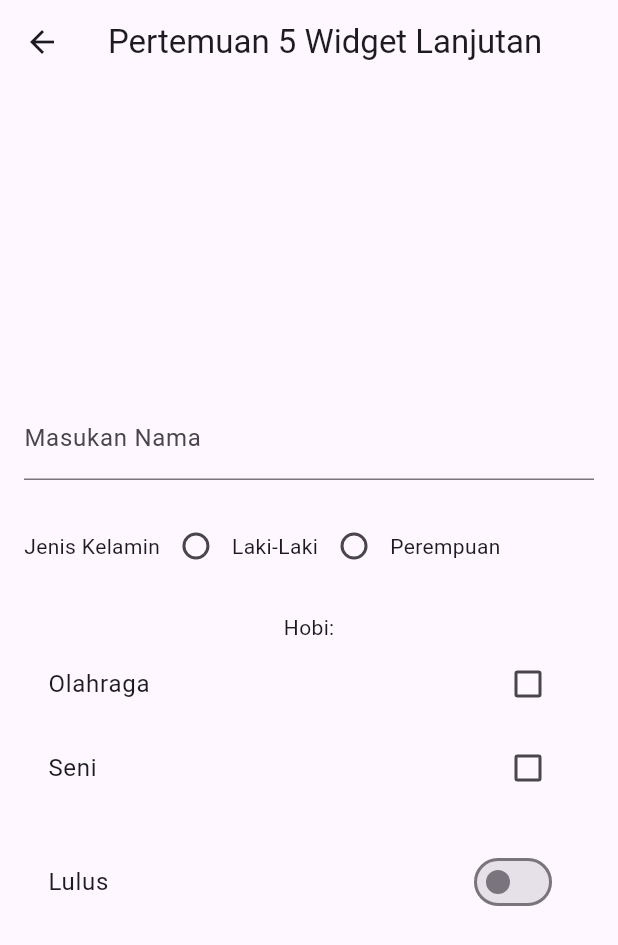
After one commit to julianskieee/wisata_mobile3, a Flutter app: the Pertemuan5 screen opened directly, on a phone screen of 412 x 824 dp. The commit adds this screen. Shown: the top 945 px of the screen. Run offline on Flutter 3.47's test engine with Material 3 defaults, Android fonts, the phone set to English and light mode, and no system bars; our stand-ins replace lottie; network calls fail.

```diff
--- /dev/null
+++ b/lib/const.dart
@@ -0,0 +1,5 @@
+import 'package:flutter/material.dart';
+
+const kButtonColor = Color(0xFF1B1B1B);
+const kBackgroundColor = Color(0xFFF0F3F5);
+const blueTextColor = Color(0xFF2B56CC);
--- /dev/null
+++ b/lib/latihanmodul/pertemuan5.dart
@@ -0,0 +1,100 @@
+import 'package:flutter/material.dart';
+
+class Pertemuan5 extends StatefulWidget {
+  const Pertemuan5({super.key});
+
+  @override
+  State<Pertemuan5> createState() => _Pertemuan5State();
+}
+
+class _Pertemuan5State extends State<Pertemuan5> {
+  bool switchValue = false;
+  String selectedRadio = '';
+  bool olahraga = false;
+  bool seni = false;
+  String nama = '';
+  TextEditingController textEditingController = TextEditingController();
+
+  @override
+  Widget build(BuildContext context) {
+    return Scaffold(
+      appBar: AppBar(
+        title: Text('Pertemuan 5 Widget Lanjutan'),
+      ),
+      body: Padding(
+        padding: EdgeInsets.all(16.0),
+        child: Column(
+          mainAxisAlignment: MainAxisAlignment.center,
+          children: [
+            TextField(
+              controller: textEditingController,
+              decoration: InputDecoration(labelText: 'Masukan Nama'),
+              onChanged: (String value) {
+                setState(() {
+                  nama = value;
+                });
+              },
+            ),
+            SizedBox(
+              height: 20,
+            ),
+            Row(
+              children: [
+                Text('Jenis Kelamin'),
+                Radio(
+                    value: 'Laki Laki',
+                    groupValue: selectedRadio,
+                    onChanged: (value) {
+                      setState(() {
+                        selectedRadio = value.toString();
+                      });
+                    }),
+                Text('Laki-Laki'),
+                Radio(
+                    value: 'Perempuan',
+                    groupValue: selectedRadio,
+                    onChanged: (value) {
+                      setState(() {
+                        selectedRadio = value.toString();
+                      });
+                    }),
+                Text('Perempuan'),
+              ],
+            ),
+            SizedBox(
+              height: 20,
+            ),
+            Text('Hobi:'),
+            CheckboxListTile(
+                title: Text('Olahraga'),
+                value: olahraga,
+                onChanged: (value) {
+                  setState(() {
+                    olahraga = value!;
+                  });
+                }),
+            CheckboxListTile(
+                title: Text('Seni'),
+                value: seni,
+                onChanged: (value) {
+                  setState(() {
+                    seni = value!;
+                  });
+                }),
+            SizedBox(
+              height: 20,
+            ),
+            SwitchListTile(
+                title: Text('Lulus'),
+                value: switchValue,
+                onChanged: (value) {
+                  setState(() {
+                    switchValue = value;
+                  });
+                })
+          ],
+        ),
+      ),
+    );
+  }
+}
--- a/lib/main.dart
+++ b/lib/main.dart
@@ -1,4 +1,6 @@
 import 'package:aslab_travel/latihanmodul/pertemuan4.dart';
+import 'package:aslab_travel/latihanmodul/pertemuan5.dart';
+import 'package:aslab_travel/project/screens/landing_page.dart';
 import 'package:aslab_travel/project/screens/splashscreen.dart';
 import 'package:flutter/material.dart';
 
@@ -12,7 +14,7 @@ class TravelApp extends StatelessWidget {
   @override
   Widget build(BuildContext context) {
     return MaterialApp(
-      home: SplashScreen(),
+      home: LandingPageOne(),
     );
   }
 }
```
Also changed, not shown: lib/model/landing_model.dart (added, +20 -0 lines), lib/project/screens/landing_page.dart (added, +184 -0 lines).
